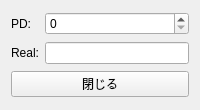
First picture: the form in diag_time.ui, repository nastys/Open-PD-Script-Editor, before the edit.
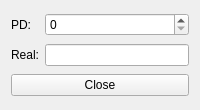
Second picture: the form after the edit.

The edit to the form file:
```diff
--- a/diag_time.ui
+++ b/diag_time.ui
@@ -57,7 +57,7 @@
    <item row="2" column="0" colspan="2">
     <widget class="QPushButton" name="pushButton_Close">
      <property name="text">
-      <string>閉じる</string>
+      <string>Close</string>
      </property>
     </widget>
    </item>
```
